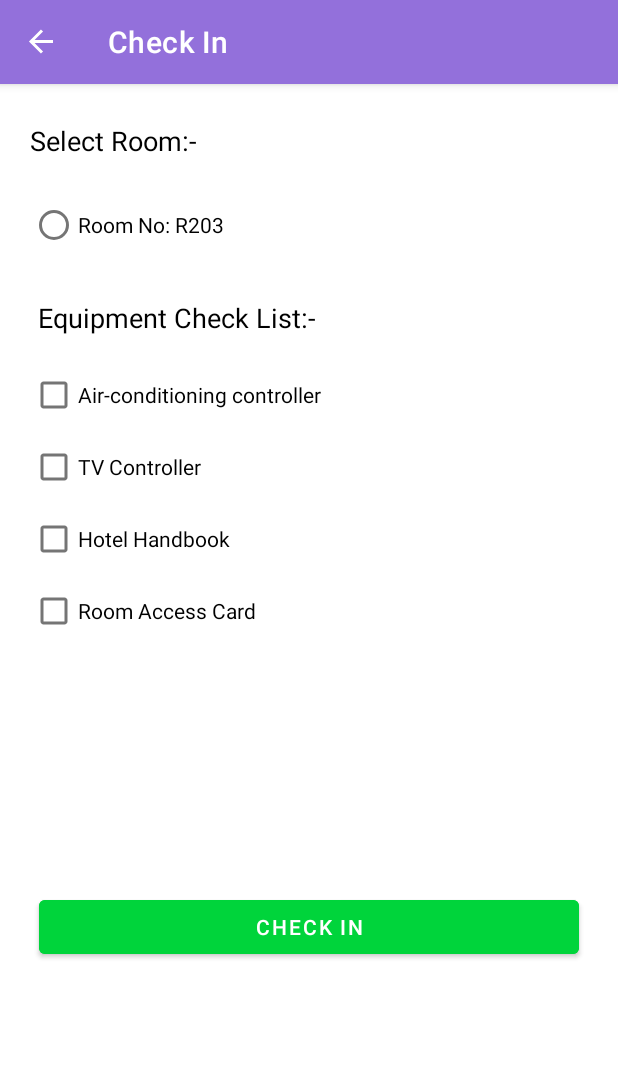
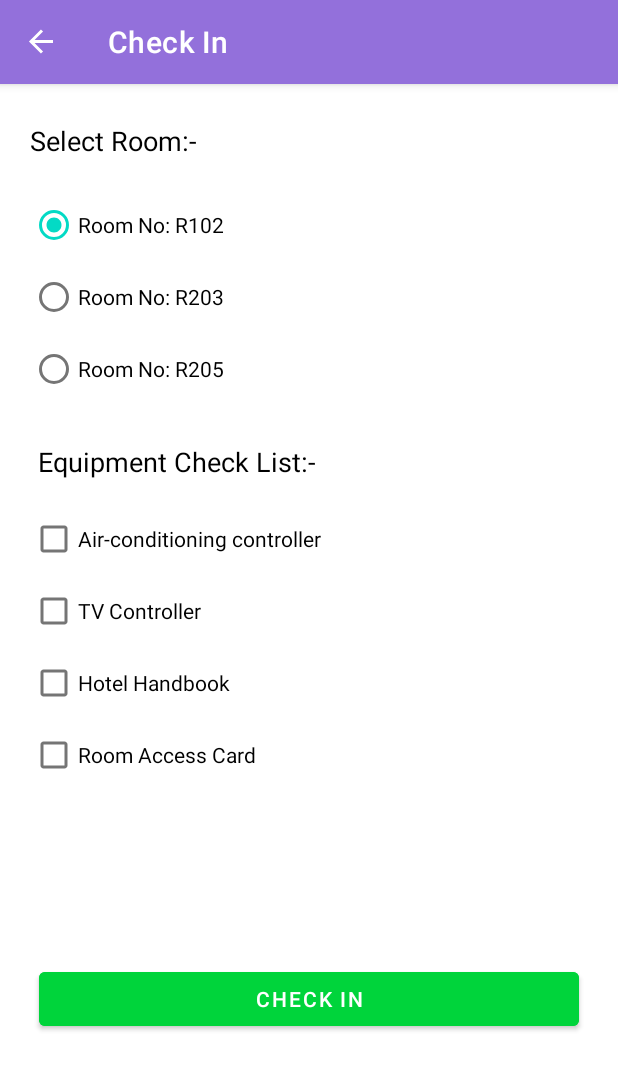
Before and after one commit to XinHao1221/HotelManagementSystem, an Android app built with Jetpack Compose: the SelectRoomFragment screen opened through its navigation route, on a phone screen of 412 x 824 dp. Shown: the top 1070 px of the screen. Run offline under Robolectric (Android 15) with nearby library versions, the phone set to English and light mode, and no system bars; our stand-ins replace Room's generated code, data binding, navigation-ui.

Commit message:
Changes some UI

```diff
--- a/app/src/main/java/com/example/hotelmanagementsystem/database/HotelDatabase.kt
+++ b/app/src/main/java/com/example/hotelmanagementsystem/database/HotelDatabase.kt
@@ -4,6 +4,7 @@ import android.content.Context
 import androidx.room.Database
 import androidx.room.Room
 import androidx.room.RoomDatabase
+import com.example.myapp.database.HotelRoom
 
 //@Database(entities = [Reservation::class], version = 1, exportSchema = false)
 @Database(entities = [Reservation::class], version = 1, exportSchema = false)
--- a/app/src/main/res/layout/fragment_select_room.xml
+++ b/app/src/main/res/layout/fragment_select_room.xml
@@ -31,11 +31,27 @@
             android:layout_marginTop="20dp">
 
             <RadioButton
-                android:id="@+id/room_no"
+                android:id="@+id/room_no1"
+                android:layout_width="wrap_content"
+                android:layout_height="wrap_content"
+                android:text="Room No: R102"
+                android:checked="true"
+                />
+
+            <RadioButton
+                android:id="@+id/room_no2"
                 android:layout_width="wrap_content"
                 android:layout_height="wrap_content"
                 android:text="Room No: R203"
                 />
+
+            <RadioButton
+                android:id="@+id/room_no3"
+                android:layout_width="wrap_content"
+                android:layout_height="wrap_content"
+                android:text="Room No: R205"
+                />
+
         </RadioGroup>
 
         <TextView
```
